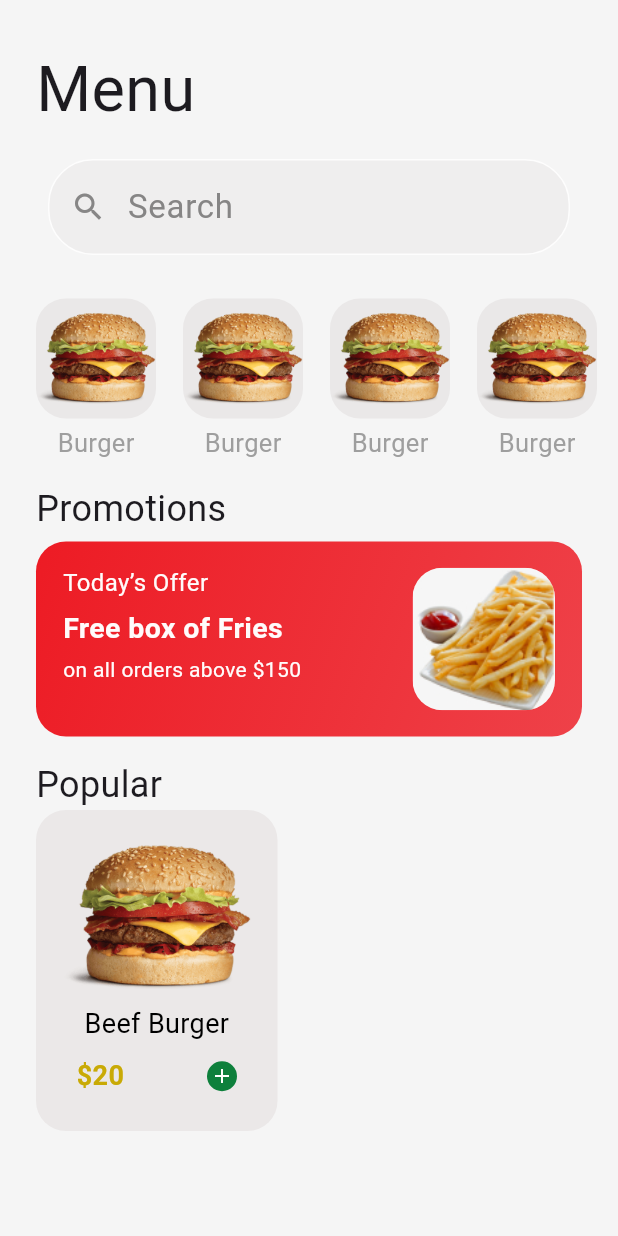
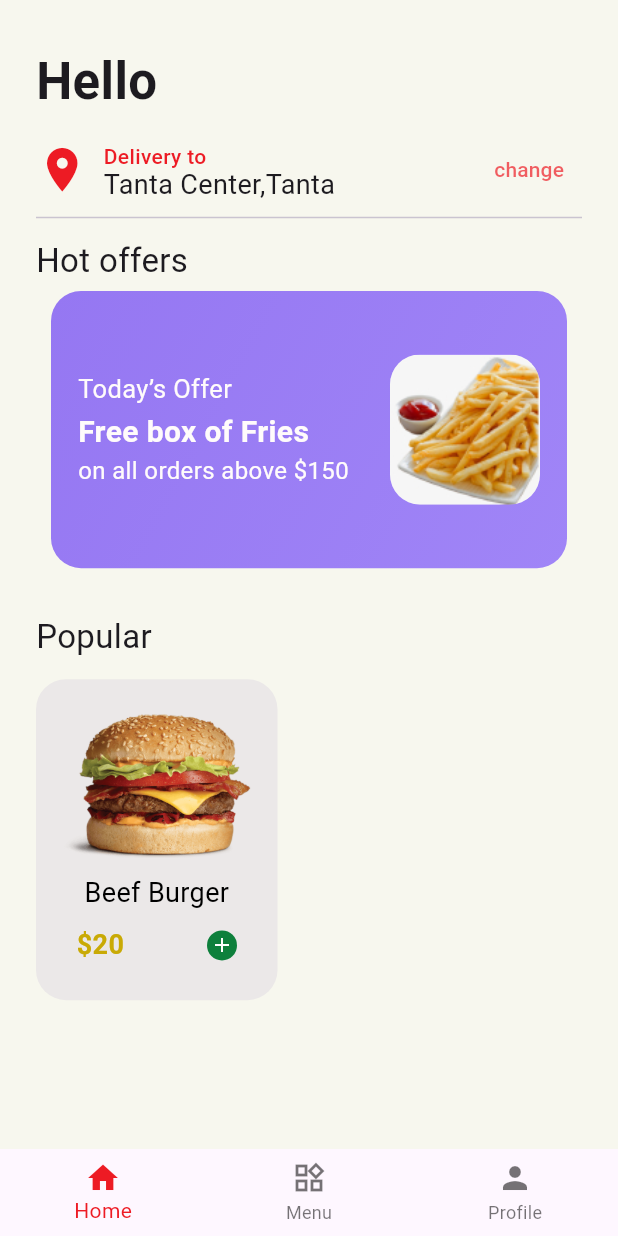
Before and after one commit to YousefDewidar/Burger-house, a Flutter app: the screen it shows after launch, on a phone screen of 412 x 824 dp. Run offline on Flutter 3.47's test engine with Material 3 defaults, Android fonts, the phone set to English and light mode, and no system bars; drawn by our look-alikes of carousel_slider; our stand-ins replace awesome_dialog, firebase_auth, firebase_core, get; accounts and stored records are empty.

Commit message:
add navigation bar and slider offer list

```diff
--- a/lib/core/utils/constant.dart
+++ b/lib/core/utils/constant.dart
@@ -2,3 +2,4 @@ import 'package:flutter/material.dart';
 
 const kPrimaryColor = Color(0xffED1B24);
 const kGreyColor = Color(0xffEBE8E8);
+const kBackgroundColor = Color(0xFFF7F7EE);
--- a/lib/core/utils/styles.dart
+++ b/lib/core/utils/styles.dart
@@ -2,6 +2,6 @@ import 'package:flutter/material.dart';
 
 abstract class Styles {
   static const style18 = TextStyle(fontSize: 18);
-  static const style24 = TextStyle(fontSize: 24);
+  static const style22 = TextStyle(fontSize: 22);
   static const greyStyle = TextStyle(fontSize: 15, color: Colors.grey);
 }
--- a/lib/features/home/presentation/view/home_view.dart
+++ b/lib/features/home/presentation/view/home_view.dart
@@ -1,3 +1,4 @@
+import 'package:burger_house/core/utils/constant.dart';
 import 'package:burger_house/features/home/presentation/view/widget/home_view_body.dart';
 import 'package:flutter/material.dart';
 
@@ -6,13 +7,31 @@ class HomeView extends StatelessWidget {
 
   @override
   Widget build(BuildContext context) {
-    return const Scaffold(
-      backgroundColor: Color(0xffF5F5F5),
-      body: SafeArea(
+    return Scaffold(
+      backgroundColor: kBackgroundColor,
+      body: const SafeArea(
         top: false,
         minimum: EdgeInsets.only(top: 30),
         child: HomeViewBody(),
       ),
+      bottomNavigationBar: BottomNavigationBar(
+        elevation: .1,
+        fixedColor: kPrimaryColor,
+        items: const [
+          BottomNavigationBarItem(
+            icon: Icon(Icons.home),
+            label: 'Home',
+          ),
+          BottomNavigationBarItem(
+            icon: Icon(Icons.widgets_outlined),
+            label: 'Menu',
+          ),
+          BottomNavigationBarItem(
+            icon: Icon(Icons.person),
+            label: 'Profile',
+          ),
+        ],
+      ),
     );
   }
 }
--- /dev/null
+++ b/lib/features/home/presentation/view/widget/hello_row.dart
@@ -0,0 +1,52 @@
+import 'package:burger_house/core/utils/constant.dart';
+import 'package:burger_house/core/utils/styles.dart';
+import 'package:burger_house/core/utils/widgets/space.dart';
+import 'package:flutter/material.dart';
+
+class HelloRow extends StatelessWidget {
+  const HelloRow({
+    super.key,
+  });
+
+  @override
+  Widget build(BuildContext context) {
+    return Column(
+      crossAxisAlignment: CrossAxisAlignment.start,
+      mainAxisAlignment: MainAxisAlignment.spaceBetween,
+      children: [
+        Text('Hello',
+            style: Styles.style22
+                .copyWith(fontSize: 34, fontWeight: FontWeight.w600)),
+        const SpaceV(10),
+        Row(
+          children: [
+            const Icon(
+              size: 35,
+              Icons.location_on_sharp,
+              color: kPrimaryColor,
+            ),
+            const SpaceH(10),
+            const Column(
+              crossAxisAlignment: CrossAxisAlignment.start,
+              children: [
+                Text('Delivery to',
+                    style: TextStyle(
+                        fontSize: 14,
+                        color: kPrimaryColor,
+                        fontWeight: FontWeight.w500)),
+                Text('Tanta Center,Tanta',
+                    style: TextStyle(fontSize: 18, height: 1)),
+              ],
+            ),
+            const Spacer(),
+            TextButton(
+                onPressed: () {},
+                child: Text('change',
+                    style: TextStyle(color: kPrimaryColor.withOpacity(.7))))
+          ],
+        ),
+        const Divider(),
+      ],
+    );
+  }
+}
--- a/lib/features/home/presentation/view/widget/home_view_body.dart
+++ b/lib/features/home/presentation/view/widget/home_view_body.dart
@@ -1,8 +1,9 @@
 import 'package:burger_house/core/utils/styles.dart';
-import 'package:burger_house/features/auth/search_text_field.dart';
-import 'package:burger_house/features/home/presentation/view/widget/category_list_view.dart';
+import 'package:burger_house/core/utils/widgets/space.dart';
+import 'package:burger_house/features/home/presentation/view/widget/hello_row.dart';
 import 'package:burger_house/features/home/presentation/view/widget/offer_card.dart';
 import 'package:burger_house/features/home/presentation/view/widget/pouplar_card.dart';
+import 'package:carousel_slider/carousel_slider.dart';
 import 'package:flutter/material.dart';
 
 class HomeViewBody extends StatelessWidget {
@@ -10,20 +11,48 @@ class HomeViewBody extends StatelessWidget {
 
   @override
   Widget build(BuildContext context) {
-    return Padding(
-      padding: const EdgeInsets.symmetric(horizontal: 24.0),
+    return const Padding(
+      padding: EdgeInsets.symmetric(horizontal: 24.0),
       child: Column(
         crossAxisAlignment: CrossAxisAlignment.start,
         children: [
-          Text('Menu', style: Styles.style24.copyWith(fontSize: 42)),
-          const SearchTextField(),
-          const CategoryListView(),
-          const Text('Promotions', style: Styles.style24),
-          const OfferCard(),
-          const Text('Popular', style: Styles.style24),
-          const PopularCard()
+          HelloRow(),
+          SpaceV(5),
+          Text('Hot offers', style: Styles.style22),
+
+          OfferSliderListView(),
+          SpaceV(15),
+
+          // SearchTextField(),
+          // CategoryListView(),
+          Text('Popular', style: Styles.style22),
+          SpaceV(13),
+          PopularCard()
         ],
       ),
     );
   }
 }
+
+class OfferSliderListView extends StatelessWidget {
+  const OfferSliderListView({super.key});
+
+  @override
+  Widget build(BuildContext context) {
+    return CarouselSlider.builder(
+      itemCount: 4,
+      itemBuilder: (context, index, realIndex) {
+        return const Padding(
+          padding: EdgeInsets.symmetric(horizontal: 10.0),
+          child: OfferCard(),
+        );
+      },
+      options: CarouselOptions(
+        autoPlayCurve: Curves.linear,
+        viewportFraction: 1,
+        animateToClosest: true,
+        clipBehavior: Clip.none,
+        autoPlay: true),
+    );
+  }
+}
--- a/lib/features/home/presentation/view/widget/offer_card.dart
+++ b/lib/features/home/presentation/view/widget/offer_card.dart
@@ -1,4 +1,3 @@
-import 'package:burger_house/core/utils/constant.dart';
 import 'package:flutter/material.dart';
 
 import 'offer_content.dart';
@@ -11,15 +10,16 @@ class OfferCard extends StatelessWidget {
     return Container(
       margin: const EdgeInsets.only(top: 5,bottom: 15),
       padding: const EdgeInsets.symmetric(vertical: 14, horizontal: 18),
-      height: 130,
+      height: 150,
       width: double.infinity,
       decoration: BoxDecoration(
-          gradient: LinearGradient(
+          gradient: const LinearGradient(
               begin: Alignment.topLeft,
               end: Alignment.bottomRight,
               colors: [
-                kPrimaryColor,
-                kPrimaryColor.withAlpha(210),
+                Color(0xff9577F2),
+                Color(0xffA085F7),
+
               ]),
           borderRadius: BorderRadius.circular(20)),
       child: const OfferContent(),
--- a/lib/features/home/presentation/view/widget/offer_content.dart
+++ b/lib/features/home/presentation/view/widget/offer_content.dart
@@ -1,4 +1,3 @@
-
 import 'package:flutter/material.dart';
 
 class OfferContent extends StatelessWidget {
@@ -12,36 +11,36 @@ class OfferContent extends StatelessWidget {
       mainAxisAlignment: MainAxisAlignment.spaceBetween,
       children: [
         const Column(
+          mainAxisAlignment: MainAxisAlignment.center,
           crossAxisAlignment: CrossAxisAlignment.start,
           children: [
             Text(
               'Today’s Offer',
               style: TextStyle(
-                  fontSize: 16, color: Color(0xffFFFBFB), height: 1.7),
+                  fontSize: 17, color: Color(0xffFFFBFB), height: 1.5),
             ),
             Text(
               'Free box of Fries',
               style: TextStyle(
-                  fontSize: 19,
+                  fontSize: 20,
                   color: Color(0xffFFFBFB),
-                  height: 1.7,
+                  height: 1.5,
                   fontWeight: FontWeight.w600),
             ),
             Text(
               'on all orders above \$150',
               style: TextStyle(
-                  fontSize: 14, height: 1.7, color: Color(0xffFFFBFB)),
+                  fontSize: 16, height: 1.5, color: Color(0xffFFFBFB)),
             ),
           ],
         ),
         Container(
-          height: 95,
-          width: 95,
+          height: 100,
+          width: 100,
           decoration: BoxDecoration(
             color: Colors.white30,
             image: const DecorationImage(
-                image:
-                    AssetImage('assets/images/French-fries-b9e3e0c 1.jpg')),
+                image: AssetImage('assets/images/French-fries-b9e3e0c 1.jpg')),
             borderRadius: BorderRadius.circular(20),
           ),
         ),
--- a/lib/main.dart
+++ b/lib/main.dart
@@ -1,13 +1,12 @@
 import 'package:burger_house/features/home/presentation/view/home_view.dart';
 import 'package:burger_house/firebase_options.dart';
-import 'package:device_preview/device_preview.dart';
 import 'package:firebase_core/firebase_core.dart';
 import 'package:flutter/material.dart';
 import 'package:get/get_navigation/src/root/get_material_app.dart';
 
 void main() async {
   await Firebase.initializeApp(options: DefaultFirebaseOptions.currentPlatform);
-  runApp(DevicePreview(builder: (context) => const BurgerHouseApp()));
+  runApp( const BurgerHouseApp());
 }
 
 class BurgerHouseApp extends StatelessWidget {
--- a/pubspec.yaml
+++ b/pubspec.yaml
@@ -33,6 +33,7 @@ dependencies:
   device_preview: ^1.2.0
   firebase_auth: ^5.1.2
   firebase_core: ^3.2.0
+  carousel_slider: ^4.2.1
   flutter:
     sdk: flutter
   get: ^4.6.6
```
Also changed, not shown: lib/features/menu/presentation/view/menu_view.dart (added), pubspec.lock.
